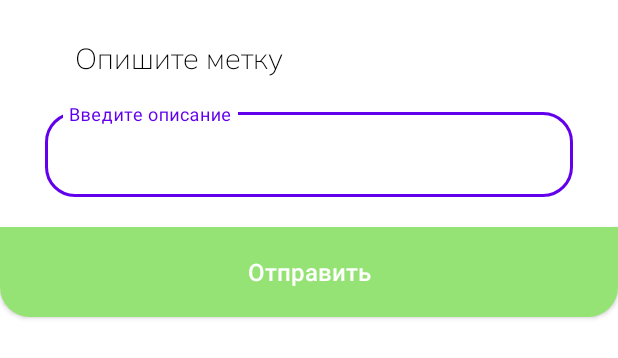
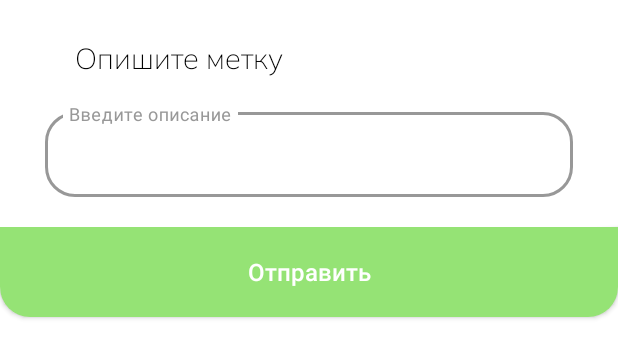
Before and after one commit to Student-design-office-kit/SKB_ambrosia_android, an Android app: the layout alert_view.xml on its own in the app's theme, with its tools: preview values and no code run, on a phone screen of 412 x 824 dp. Shown: the top 358 px of the screen. Run offline under Robolectric (Android 15) with nearby library versions, the phone set to English and light mode, and no system bars.

```diff
--- a/app/src/main/res/layout/alert_view.xml
+++ b/app/src/main/res/layout/alert_view.xml
@@ -4,6 +4,7 @@
     android:id="@+id/layout_root"
     android:layout_width="match_parent"
     android:layout_height="match_parent"
+    android:background="@color/white"
     android:orientation="vertical">
 
     <TextView
@@ -23,9 +24,12 @@
         android:layout_height="wrap_content"
         android:layout_marginTop="18dp"
         android:hint="Введите описание"
+        android:textColorHint="#989898"
         android:layout_marginLeft="30dp"
         app:boxCornerRadiusBottomEnd="20dp"
         app:boxCornerRadiusBottomStart="20dp"
+        app:boxStrokeColor="#989898"
+        app:hintTextColor="#989898"
         app:boxCornerRadiusTopEnd="20dp"
         app:boxCornerRadiusTopStart="20dp"
         android:layout_marginRight="30dp">
@@ -33,7 +37,9 @@
         <com.google.android.material.textfield.TextInputEditText
             android:id="@+id/input_text"
             android:layout_width="match_parent"
-            android:layout_height="wrap_content" />
+            android:layout_height="wrap_content"
+            android:textColor="@color/black"
+            android:textCursorDrawable="@null"/>
     </com.google.android.material.textfield.TextInputLayout>
 
     <androidx.appcompat.widget.AppCompatButton
--- a/app/src/main/res/layout/question_dialog.xml
+++ b/app/src/main/res/layout/question_dialog.xml
@@ -1,7 +1,8 @@
 <?xml version="1.0" encoding="utf-8"?>
 <FrameLayout xmlns:android="http://schemas.android.com/apk/res/android"
     android:layout_width="match_parent"
-    android:layout_height="match_parent">
+    android:layout_height="match_parent"
+    android:background="@color/white">
 
     <TextView
         android:layout_width="wrap_content"
```
